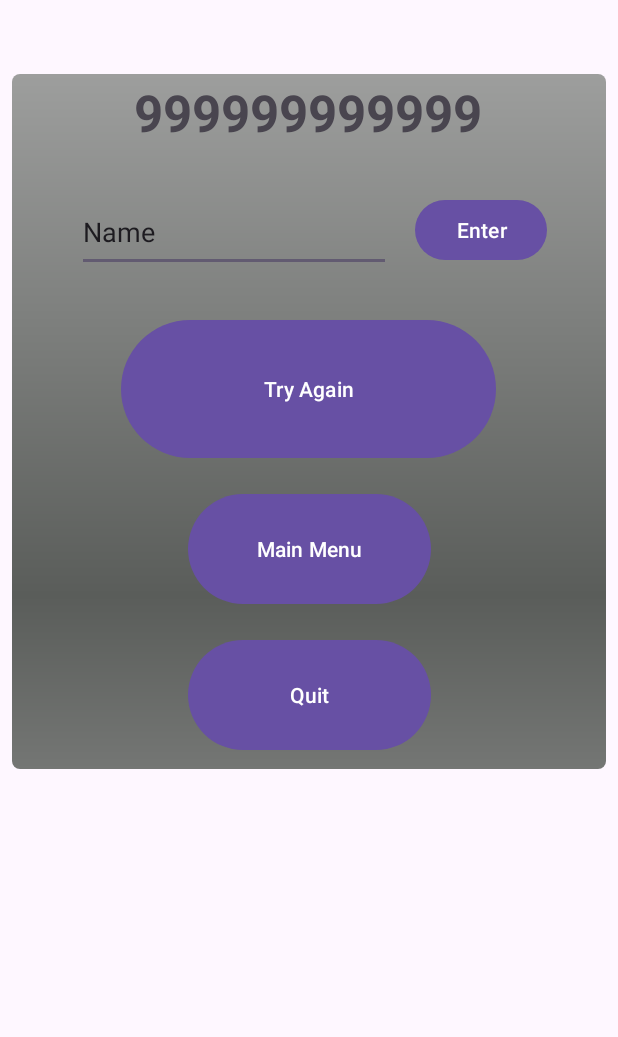
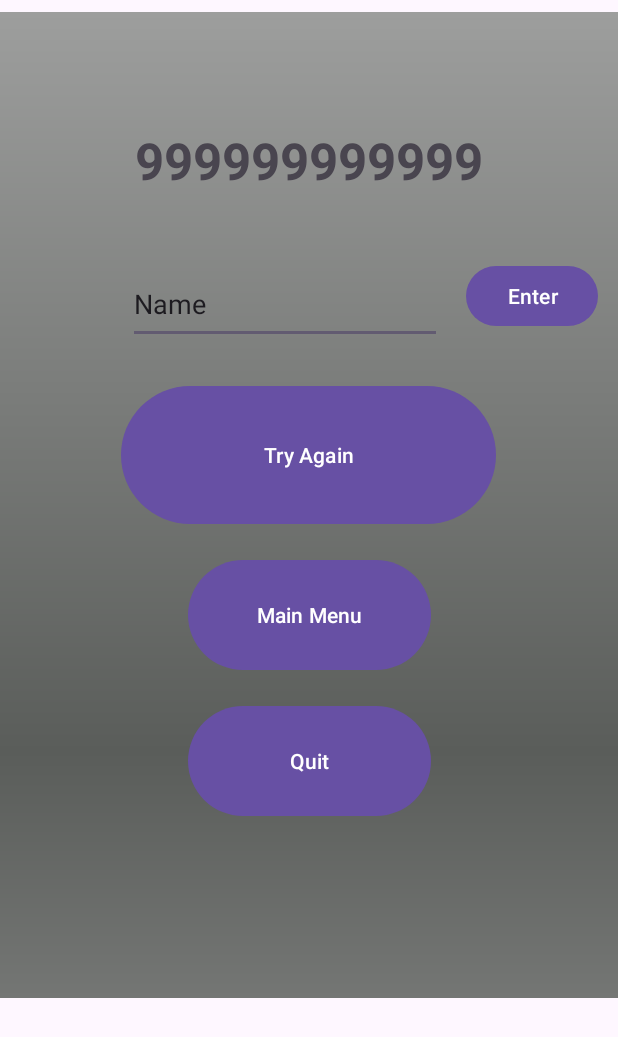
Before and after one commit to GioTheGreen/AndroidMobile, an Android app: the layout dialog_gameover.xml on its own in the app's theme, with its tools: preview values and no code run, on a phone screen of 412 x 824 dp. Shown: the top 1037 px of the screen. Run offline under Robolectric (Android 15) with nearby library versions, the phone set to English and light mode, and no system bars.

Commit message:
added demo images

```diff
--- a/first/app/src/main/java/uk/ac/uk/tees/mgd/B1050622/sakithslookatandraid/GameLayout.java
+++ b/first/app/src/main/java/uk/ac/uk/tees/mgd/B1050622/sakithslookatandraid/GameLayout.java
@@ -94,7 +94,7 @@ public class GameLayout extends AppCompatActivity implements View.OnClickListene
             public void onClick(View view) {
                 pause.dismiss();
                 gameView.exitGame();
-                //finish();
+                finish();
             }
         });
         pause.show();
--- a/first/app/src/main/res/layout/dialog_gameover.xml
+++ b/first/app/src/main/res/layout/dialog_gameover.xml
@@ -7,13 +7,13 @@
 
     <ImageView
         android:id="@+id/imageView4"
-        android:layout_width="396dp"
-        android:layout_height="463dp"
+        android:layout_width="610dp"
+        android:layout_height="657dp"
         app:layout_constraintBottom_toBottomOf="parent"
         app:layout_constraintEnd_toEndOf="parent"
         app:layout_constraintStart_toStartOf="parent"
         app:layout_constraintTop_toTopOf="parent"
-        app:layout_constraintVertical_bias="0.136"
+        app:layout_constraintVertical_bias="0.047"
         app:srcCompat="@android:drawable/progress_horizontal" />
 
     <Button
@@ -55,13 +55,13 @@
         android:layout_width="209dp"
         android:layout_height="53dp"
         android:layout_marginStart="4dp"
-        android:layout_marginBottom="28dp"
+        android:layout_marginBottom="24dp"
         android:ems="10"
         android:inputType="text"
         android:text="Name"
         app:layout_constraintBottom_toTopOf="@+id/bTryAgain"
         app:layout_constraintEnd_toEndOf="parent"
-        app:layout_constraintHorizontal_bias="0.237"
+        app:layout_constraintHorizontal_bias="0.411"
         app:layout_constraintStart_toStartOf="parent" />
 
     <Button
@@ -78,15 +78,14 @@
         android:id="@+id/txScoreForDeath"
         android:layout_width="352dp"
         android:layout_height="49dp"
-        android:layout_marginTop="52dp"
+        android:layout_marginTop="76dp"
         android:text="0"
         android:textAlignment="center"
         android:textSize="34sp"
         android:textStyle="bold"
         app:layout_constraintEnd_toEndOf="parent"
-        app:layout_constraintHorizontal_bias="0.491"
         app:layout_constraintStart_toStartOf="parent"
-        app:layout_constraintTop_toTopOf="parent"
+        app:layout_constraintTop_toTopOf="@+id/imageView4"
         tools:text="999999999999" />
 
 </androidx.constraintlayout.widget.ConstraintLayout>
```
Also changed, not shown: first/app/src/main/java/uk/ac/uk/tees/mgd/B1050622/sakithslookatandraid/GameView.java (+47 -4 lines), first/app/src/main/res/drawable/demo_coin.png (added), first/app/src/main/res/drawable/demo_e_bullet.png (added), first/app/src/main/res/drawable/demo_p_bullet.png (added), 1 other file.
